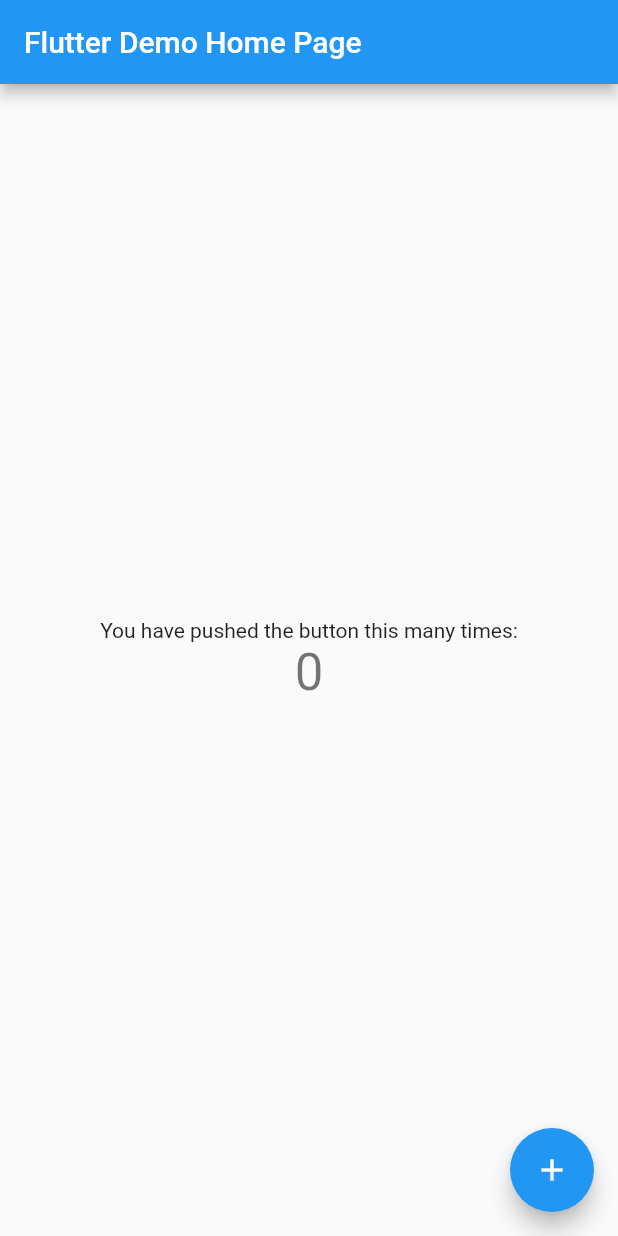
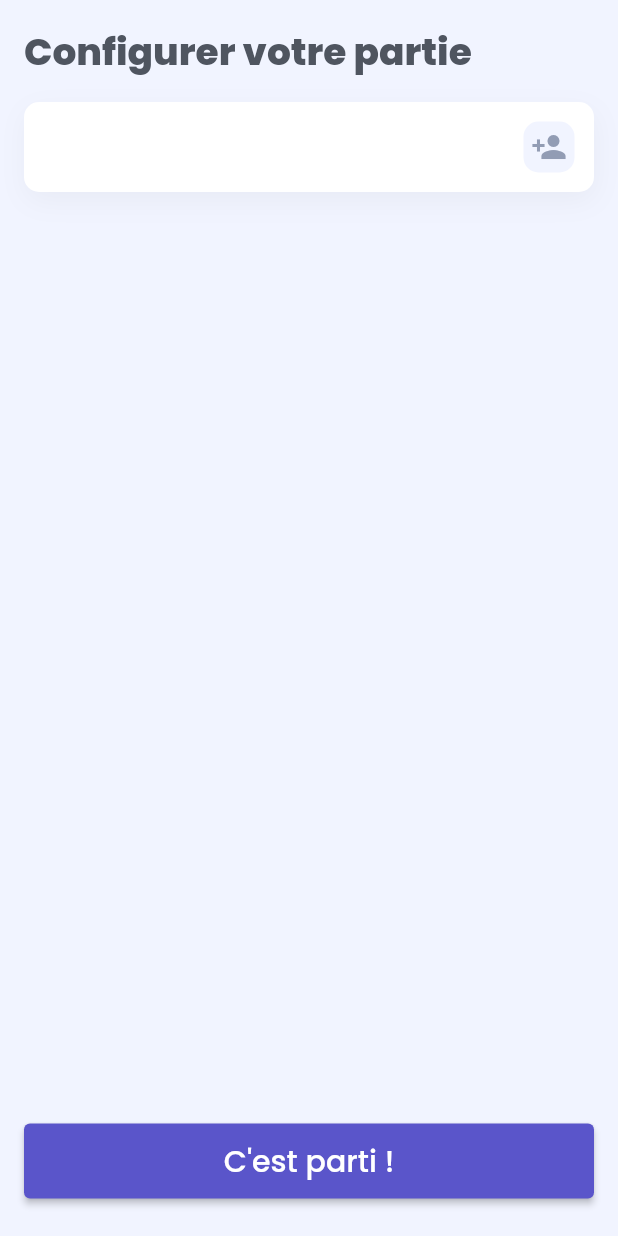
Before and after one commit to Jintus-live-projects/killer-party-companion, a Flutter app: the screen it shows after launch, on a phone screen of 412 x 824 dp. Run offline on Flutter 3.47's test engine with Material 2 defaults, Android fonts, the phone set to English and light mode, and no system bars; our stand-ins replace bloc, equatable, flutter_bloc, get_it, google_fonts, shared_preferences.

Commit message:
Adding register player view

```diff
--- a/lib/features/game-management/presentations/blocs/game_bloc.dart
+++ b/lib/features/game-management/presentations/blocs/game_bloc.dart
@@ -116,6 +116,8 @@ class GameBloc extends Bloc<GameEvent, GameState> {
         }
       }
     });
+
+    add(const ResumeGameEvent());
   }
 
   List<String> _getPlayersFromGame(Map<String, String> game) {
--- /dev/null
+++ b/lib/features/game-management/presentations/pages/register_players_page.dart
@@ -0,0 +1,86 @@
+import 'package:flutter/material.dart';
+import 'package:google_fonts/google_fonts.dart';
+import 'package:killer_party_companion/features/game-management/presentations/blocs/game_bloc.dart';
+import 'package:killer_party_companion/features/game-management/presentations/widgets/add_player_textfield_widget.dart';
+import 'package:killer_party_companion/features/game-management/presentations/widgets/player_cell_widget.dart';
+
+class RegisterPlayersPage extends StatelessWidget {
+  final ConfigurationState state;
+
+  const RegisterPlayersPage({Key? key, required this.state}) : super(key: key);
+
+  @override
+  Widget build(BuildContext context) {
+    return Scaffold(
+      backgroundColor: const Color(0xFFF1F4FF),
+      body: SafeArea(
+        child: Column(
+          crossAxisAlignment: CrossAxisAlignment.start,
+          children: [
+            Padding(
+              padding: const EdgeInsets.fromLTRB(16, 16, 16, 0),
+              child: Text(
+                'Configurer votre partie',
+                style: GoogleFonts.poppins(
+                    color: const Color(0xFF4F5560),
+                    fontWeight: FontWeight.w800,
+                    fontSize: 25),
+              ),
+            ),
+            const Padding(
+              padding: EdgeInsets.symmetric(horizontal: 16.0, vertical: 15),
+              child: AddPlayerTextFieldWidget(),
+            ),
+            Expanded(
+              child: ListView.builder(
+                itemCount: state.players.length,
+                padding: const EdgeInsets.symmetric(horizontal: 16.0),
+                itemBuilder: (BuildContext context, int index) {
+                  return Column(
+                    crossAxisAlignment: CrossAxisAlignment.stretch,
+                    children: [
+                      if (index == 0)
+                        const SizedBox(
+                          height: 24.0,
+                        ),
+                      PlayerCellWidget(
+                        playerName: state.players[index],
+                        cellIcon: PlayerCellIcon.delete,
+                      ),
+                      const SizedBox(
+                        height: 24.0,
+                      )
+                    ],
+                  );
+                },
+              ),
+            ),
+            Container(
+              height: 100,
+              width: double.infinity,
+              child: Column(
+                mainAxisAlignment: MainAxisAlignment.center,
+                crossAxisAlignment: CrossAxisAlignment.stretch,
+                children: [
+                  Padding(
+                    padding: const EdgeInsets.symmetric(horizontal: 16.0),
+                    child: ElevatedButton(
+                      onPressed: () {},
+                      style: ElevatedButton.styleFrom(
+                          primary: const Color(0xFF5A55CA),
+                          padding: const EdgeInsets.symmetric(vertical: 10.0)),
+                      child: Text(
+                        'C\'est parti !',
+                        style: GoogleFonts.poppins(fontSize: 20),
+                      ),
+                    ),
+                  ),
+                ],
+              ),
+            )
+          ],
+        ),
+      ),
+    );
+  }
+}
--- /dev/null
+++ b/lib/features/game-management/presentations/widgets/add_player_textfield_widget.dart
@@ -0,0 +1,19 @@
+import 'package:flutter/material.dart';
+import 'package:google_fonts/google_fonts.dart';
+import 'package:killer_party_companion/features/game-management/presentations/widgets/list_cell_wiget.dart';
+
+class AddPlayerTextFieldWidget extends StatelessWidget {
+  const AddPlayerTextFieldWidget({Key? key}) : super(key: key);
+
+  @override
+  Widget build(BuildContext context) {
+    return ListCellWidget(
+        child: Expanded(
+          child: TextField(
+            decoration: null,
+            style: GoogleFonts.poppins(color: const Color(0xFFA3A9B4)),
+          ),
+        ),
+        iconData: Icons.person_add);
+  }
+}
--- /dev/null
+++ b/lib/features/game-management/presentations/widgets/list_cell_wiget.dart
@@ -0,0 +1,43 @@
+import 'package:flutter/material.dart';
+
+class ListCellWidget extends StatelessWidget {
+  final Widget child;
+  final IconData iconData;
+
+  const ListCellWidget({Key? key, required this.child, required this.iconData})
+      : super(key: key);
+
+  @override
+  Widget build(BuildContext context) {
+    return Container(
+      padding: const EdgeInsets.all(13.0),
+      decoration: BoxDecoration(
+        color: Colors.white,
+        borderRadius: BorderRadius.circular(10.0),
+        boxShadow: [
+          BoxShadow(
+              color: Colors.black.withAlpha(10),
+              offset: const Offset(1, 6),
+              blurRadius: 15)
+        ],
+      ),
+      child: Row(
+        mainAxisAlignment: MainAxisAlignment.spaceBetween,
+        children: [
+          child,
+          Container(
+            decoration: BoxDecoration(
+                color: const Color(0xFFF1F4FF),
+                borderRadius: BorderRadius.circular(10.0)),
+            padding: const EdgeInsets.all(5.0),
+            child: Icon(
+              iconData,
+              color: const Color(0xFF929CB4),
+            ),
+          )
+        ],
+      ),
+    );
+    ;
+  }
+}
--- a/lib/main.dart
+++ b/lib/main.dart
@@ -1,6 +1,11 @@
 import 'package:flutter/material.dart';
+import 'package:flutter_bloc/flutter_bloc.dart';
+import 'package:killer_party_companion/features/game-management/presentations/blocs/game_bloc.dart';
+import 'package:killer_party_companion/features/game-management/presentations/pages/register_players_page.dart';
+import 'package:killer_party_companion/injection_container.dart';
 
-void main() {
+void main() async {
+  await initDependencyInjection();
   runApp(const MyApp());
 }
 
@@ -12,104 +17,25 @@ class MyApp extends StatelessWidget {
   Widget build(BuildContext context) {
     return MaterialApp(
       title: 'Flutter Demo',
+      debugShowCheckedModeBanner: false,
       theme: ThemeData(
-        // This is the theme of your application.
-        //
-        // Try running your application with "flutter run". You'll see the
-        // application has a blue toolbar. Then, without quitting the app, try
-        // changing the primarySwatch below to Colors.green and then invoke
-        // "hot reload" (press "r" in the console where you ran "flutter run",
-        // or simply save your changes to "hot reload" in a Flutter IDE).
-        // Notice that the counter didn't reset back to zero; the application
-        // is not restarted.
         primarySwatch: Colors.blue,
       ),
-      home: const MyHomePage(title: 'Flutter Demo Home Page'),
+      home: BlocProvider(
+        create: (context) => getIt<GameBloc>(),
+        child: BlocBuilder<GameBloc, GameState>(
+          builder: (context, state) {
+            if (state is InitialState) {
+              return const Scaffold(
+                body: Center(child: Text("Loading")),
+              );
+            } else if (state is ConfigurationState) {
+              return RegisterPlayersPage(state: state);
+            }
+            return Container();
+          },
+        ),
+      ),
     );
   }
 }
-
-class MyHomePage extends StatefulWidget {
-  const MyHomePage({Key? key, required this.title}) : super(key: key);
-
-  // This widget is the home page of your application. It is stateful, meaning
-  // that it has a State object (defined below) that contains fields that affect
-  // how it looks.
-
-  // This class is the configuration for the state. It holds the values (in this
-  // case the title) provided by the parent (in this case the App widget) and
-  // used by the build method of the State. Fields in a Widget subclass are
-  // always marked "final".
-
-  final String title;
-
-  @override
-  State<MyHomePage> createState() => _MyHomePageState();
-}
-
-class _MyHomePageState extends State<MyHomePage> {
-  int _counter = 0;
-
-  void _incrementCounter() {
-    setState(() {
-      // This call to setState tells the Flutter framework that something has
-      // changed in this State, which causes it to rerun the build method below
-      // so that the display can reflect the updated values. If we changed
-      // _counter without calling setState(), then the build method would not be
-      // called again, and so nothing would appear to happen.
-      _counter++;
-    });
-  }
-
-  @override
-  Widget build(BuildContext context) {
-    // This method is rerun every time setState is called, for instance as done
-    // by the _incrementCounter method above.
-    //
-    // The Flutter framework has been optimized to make rerunning build methods
-    // fast, so that you can just rebuild anything that needs updating rather
-    // than having to individually change instances of widgets.
-    return Scaffold(
-      appBar: AppBar(
-        // Here we take the value from the MyHomePage object that was created by
-        // the App.build method, and use it to set our appbar title.
-        title: Text(widget.title),
-      ),
-      body: Center(
-        // Center is a layout widget. It takes a single child and positions it
-        // in the middle of the parent.
-        child: Column(
-          // Column is also a layout widget. It takes a list of children and
-          // arranges them vertically. By default, it sizes itself to fit its
-          // children horizontally, and tries to be as tall as its parent.
-          //
-          // Invoke "debug painting" (press "p" in the console, choose the
-          // "Toggle Debug Paint" action from the Flutter Inspector in Android
-          // Studio, or the "Toggle Debug Paint" command in Visual Studio Code)
-          // to see the wireframe for each widget.
-          //
-          // Column has various properties to control how it sizes itself and
-          // how it positions its children. Here we use mainAxisAlignment to
-          // center the children vertically; the main axis here is the vertical
-          // axis because Columns are vertical (the cross axis would be
-          // horizontal).
-          mainAxisAlignment: MainAxisAlignment.center,
-          children: <Widget>[
-            const Text(
-              'You have pushed the button this many times:',
-            ),
-            Text(
-              '$_counter',
-              style: Theme.of(context).textTheme.headline4,
-            ),
-          ],
-        ),
-      ),
-      floatingActionButton: FloatingActionButton(
-        onPressed: _incrementCounter,
-        tooltip: 'Increment',
-        child: const Icon(Icons.add),
-      ), // This trailing comma makes auto-formatting nicer for build methods.
-    );
-  }
-}
--- a/pubspec.yaml
+++ b/pubspec.yaml
@@ -18,6 +18,8 @@ dependencies:
   dartz: ^0.10.1
   shared_preferences: ^2.0.11
   bloc_test: ^9.0.1
+  get_it: ^7.2.0
+  google_fonts: ^2.2.0
 
 dev_dependencies:
   flutter_test:
```
Also changed, not shown: lib/features/game-management/presentations/widgets/player_cell_widget.dart (added, +37 -0 lines), lib/injection_container.dart (added, +40 -0 lines), pubspec.lock.
